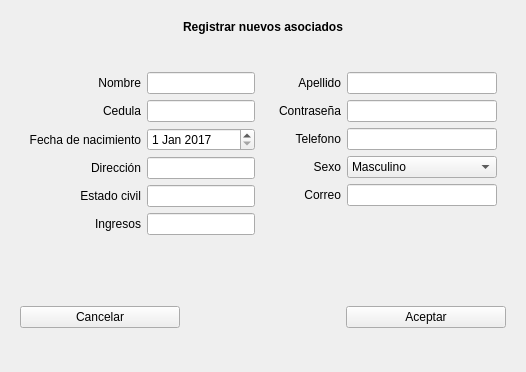
MiguelALopez/JaverianaProject, file AsociadosFondo/registrar.ui: the form before one commit.
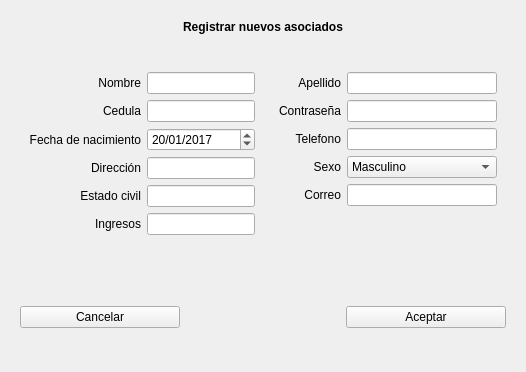
The form after the commit.

The edit to the form file:
```diff
--- a/AsociadosFondo/registrar.ui
+++ b/AsociadosFondo/registrar.ui
@@ -130,9 +130,19 @@
              <second>0</second>
              <year>2017</year>
              <month>1</month>
-             <day>1</day>
+             <day>20</day>
             </datetime>
            </property>
+           <property name="displayFormat">
+            <string>dd/MM/yyyy</string>
+           </property>
+           <property name="date">
+            <date>
+             <year>2017</year>
+             <month>1</month>
+             <day>20</day>
+            </date>
+           </property>
           </widget>
          </item>
         </layout>
```
